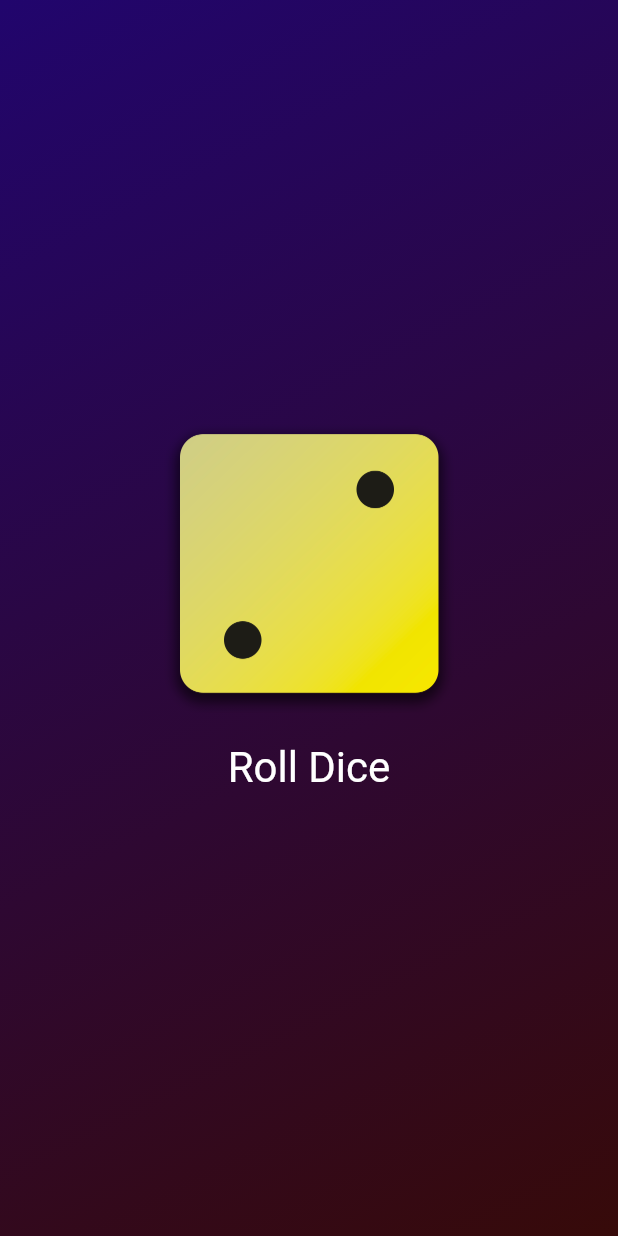
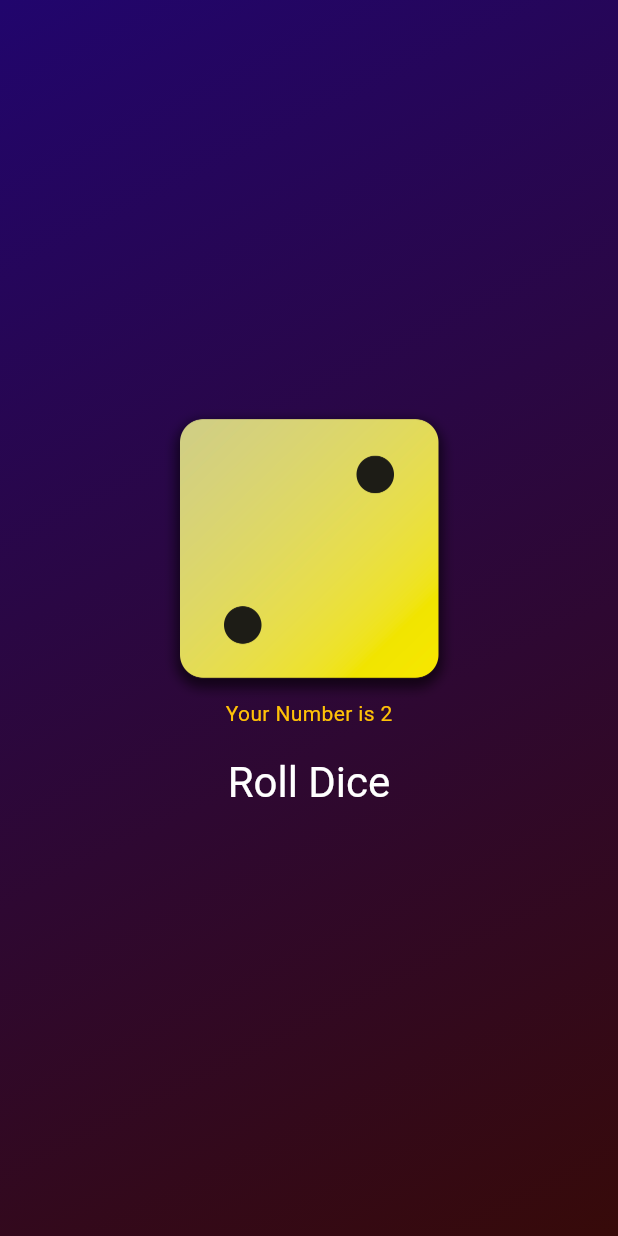
Before and after one commit to CipiVlad/flutter_roll_dice, a Flutter app: the screen it shows after launch, on a phone screen of 412 x 824 dp. Run offline on Flutter 3.47's test engine with Material 3 defaults, Android fonts, the phone set to English and light mode, and no system bars.

Commit message:
finish roll dice project

```diff
--- a/lib/dice_roller.dart
+++ b/lib/dice_roller.dart
@@ -1,4 +1,7 @@
 import 'package:flutter/material.dart';
+import 'dart:math';
+
+final randomizer = Random();
 
 class DiceRoller extends StatefulWidget {
   const DiceRoller({super.key});
@@ -10,11 +13,11 @@ class DiceRoller extends StatefulWidget {
 }
 
 class _DiceRollerState extends State<DiceRoller> {
-  var activeDiceImage = 'assets/images/dice-2.png';
+  var currentDiceRoll = 2;
 
   void rollDice() {
     setState(() {
-      activeDiceImage = 'assets/images/dice-4.png';
+      currentDiceRoll = randomizer.nextInt(6) + 1;
     });
   }
 
@@ -23,7 +26,11 @@ class _DiceRollerState extends State<DiceRoller> {
     return Column(
       mainAxisSize: MainAxisSize.min,
       children: [
-        Image.asset(activeDiceImage, width: 200),
+        Image.asset('assets/images/dice-$currentDiceRoll.png', width: 200),
+        Text(
+          'Your Number is $currentDiceRoll',
+          style: const TextStyle(color: Colors.amber),
+        ),
         TextButton(
             onPressed: rollDice,
             style: TextButton.styleFrom(
```
